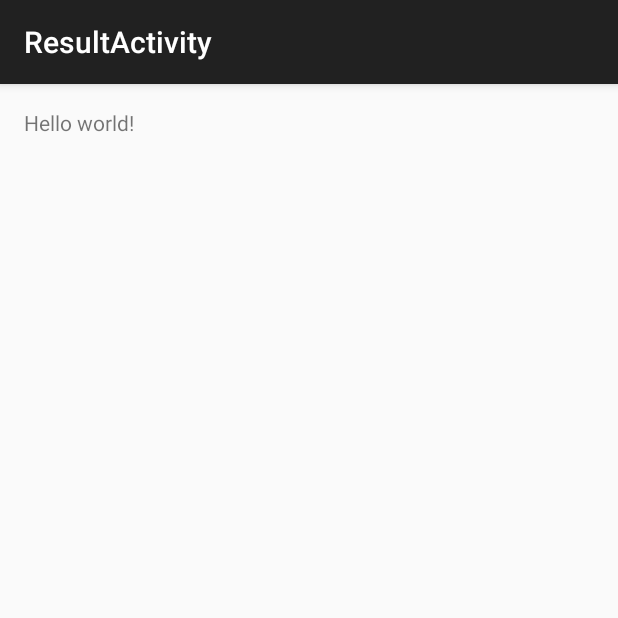
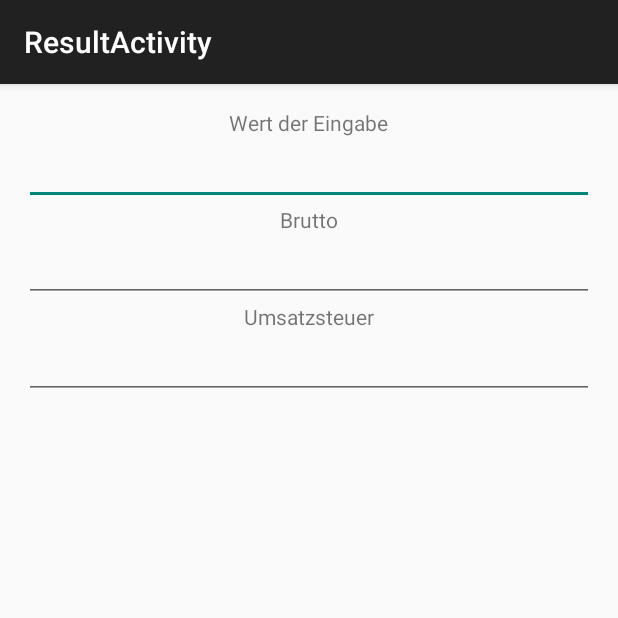
Before and after one commit to wolfgangzodl/Android, an Android app: the ResultActivity screen opened directly, with no data from a screen before it, on a phone screen of 412 x 824 dp, the top half of it. Run offline under Robolectric (Android 15) with nearby library versions, the phone set to English and light mode, and no system bars.

Commit message:
resultactivity
die noetigen textfelder wurden erstellt und hinzugefuegt

```diff
--- a/BruttoNettoRechner/app/src/main/res/layout/activity_result.xml
+++ b/BruttoNettoRechner/app/src/main/res/layout/activity_result.xml
@@ -6,7 +6,57 @@
     android:paddingBottom="@dimen/activity_vertical_margin"
     tools:context="com.example.wolfi.bruttonettorechner.ResultActivity">
 
-    <TextView android:text="@string/hello_world" android:layout_width="wrap_content"
-        android:layout_height="wrap_content" />
+    <LinearLayout
+        android:orientation="vertical"
+        android:layout_width="match_parent"
+        android:layout_height="match_parent"
+        android:layout_centerHorizontal="true"
+        android:layout_alignParentTop="true"
+        android:weightSum="1">
 
+        <TextView
+            android:layout_width="wrap_content"
+            android:layout_height="wrap_content"
+            android:text="Wert der Eingabe"
+            android:id="@+id/wertdereingabe_text"
+            android:layout_gravity="center_horizontal" />
+
+        <EditText
+            android:layout_width="match_parent"
+            android:layout_height="wrap_content"
+            android:inputType="numberDecimal"
+            android:ems="10"
+            android:id="@+id/wert_eingabe"
+            android:layout_gravity="center_horizontal" />
+
+        <TextView
+            android:layout_width="wrap_content"
+            android:layout_height="wrap_content"
+            android:text="Brutto"
+            android:id="@+id/brutto_text"
+            android:layout_gravity="center_horizontal" />
+
+        <EditText
+            android:layout_width="match_parent"
+            android:layout_height="wrap_content"
+            android:inputType="numberDecimal"
+            android:ems="10"
+            android:id="@+id/wert_brutto"
+            android:layout_gravity="center_horizontal" />
+
+        <TextView
+            android:layout_width="wrap_content"
+            android:layout_height="wrap_content"
+            android:text="Umsatzsteuer"
+            android:id="@+id/ust_text"
+            android:layout_gravity="center_horizontal" />
+
+        <EditText
+            android:layout_width="match_parent"
+            android:layout_height="wrap_content"
+            android:inputType="numberDecimal"
+            android:ems="10"
+            android:id="@+id/wert_ust"
+            android:layout_gravity="center_horizontal" />
+    </LinearLayout>
 </RelativeLayout>
```
Also changed, not shown: BruttoNettoRechner/app/src/main/java/com/example/wolfi/bruttonettorechner/MainActivity.java (line endings or trailing spaces).
